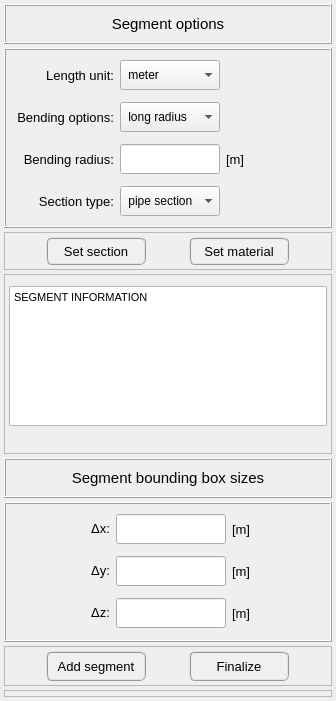
The window that pulse/interface/ui_files/model/geometry/add_widget.ui (open-pulse/OpenPulse) describes before a commit, drawn with Qt 5.
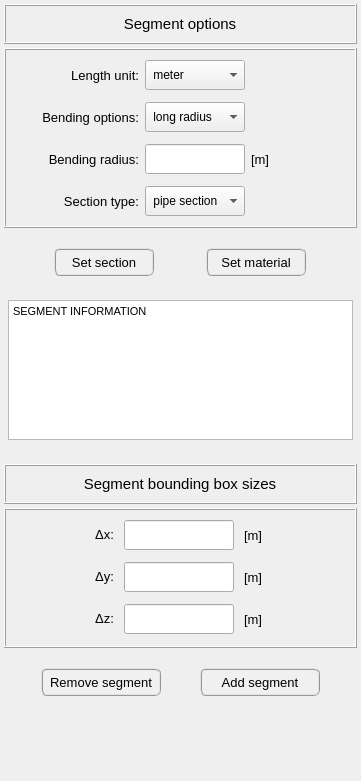
The same window after the commit.

Patch:
```diff
--- a/pulse/interface/ui_files/model/geometry/add_widget.ui
+++ b/pulse/interface/ui_files/model/geometry/add_widget.ui
@@ -6,8 +6,8 @@
    <rect>
     <x>0</x>
     <y>0</y>
-    <width>336</width>
-    <height>701</height>
+    <width>361</width>
+    <height>781</height>
    </rect>
   </property>
   <property name="windowTitle">
@@ -409,14 +409,20 @@
    </item>
    <item>
     <widget class="QFrame" name="frame_upper_buttons">
+     <property name="minimumSize">
+      <size>
+       <width>0</width>
+       <height>60</height>
+      </size>
+     </property>
      <property name="maximumSize">
       <size>
        <width>16777215</width>
-       <height>48</height>
+       <height>60</height>
       </size>
      </property>
      <property name="frameShape">
-      <enum>QFrame::StyledPanel</enum>
+      <enum>QFrame::NoFrame</enum>
      </property>
      <property name="frameShadow">
       <enum>QFrame::Raised</enum>
@@ -518,7 +524,7 @@
       </size>
      </property>
      <property name="frameShape">
-      <enum>QFrame::StyledPanel</enum>
+      <enum>QFrame::NoFrame</enum>
      </property>
      <property name="frameShadow">
       <enum>QFrame::Raised</enum>
@@ -912,14 +918,20 @@
    </item>
    <item>
     <widget class="QFrame" name="frame_bottom_buttons">
+     <property name="minimumSize">
+      <size>
+       <width>0</width>
+       <height>60</height>
+      </size>
+     </property>
      <property name="maximumSize">
       <size>
        <width>16777215</width>
-       <height>48</height>
+       <height>60</height>
       </size>
      </property>
      <property name="frameShape">
-      <enum>QFrame::StyledPanel</enum>
+      <enum>QFrame::NoFrame</enum>
      </property>
      <property name="frameShadow">
       <enum>QFrame::Raised</enum>
@@ -941,14 +953,53 @@
        <widget class="QPushButton" name="pushButton_add_segment">
         <property name="minimumSize">
          <size>
-          <width>100</width>
-          <height>30</height>
+          <width>120</width>
+          <height>28</height>
          </size>
         </property>
         <property name="maximumSize">
          <size>
-          <width>100</width>
-          <height>30</height>
+          <width>120</width>
+          <height>28</height>
+         </size>
+        </property>
+        <property name="font">
+         <font>
+          <family>MS Shell Dlg 2</family>
+          <pointsize>10</pointsize>
+          <weight>9</weight>
+          <italic>false</italic>
+          <bold>false</bold>
+         </font>
+        </property>
+        <property name="toolTip">
+         <string>&lt;html&gt;&lt;head/&gt;&lt;body&gt;&lt;p&gt;&lt;span style=&quot; font-weight:400;&quot;&gt;Press enter to create the segment&lt;/span&gt;&lt;/p&gt;&lt;/body&gt;&lt;/html&gt;</string>
+        </property>
+        <property name="styleSheet">
+         <string notr="true">QPushButton{border-radius: 6px; border-color: rgb(150, 150, 150); border-style: ridge; border-width: 2px; color: rgb(0, 0, 0); background-color: rgb(240, 240, 240); font: 75 10pt &quot;MS Shell Dlg 2&quot;}
+QPushButton:hover{border-radius: 6px; border-color: rgb(0, 170, 255); border-style: ridge; border-width: 2px; color: rgb(0, 0, 0); background-color: rgba(174, 213, 255, 100); font: 75 10pt &quot;MS Shell Dlg 2&quot;}
+QPushButton:pressed{border-radius: 6px; border-color: rgb(0, 170, 255); border-style: ridge; border-width: 3px; color: rgb(0, 0, 0); background-color: rgb(174, 213, 255); font: 75 10pt &quot;MS Shell Dlg 2&quot;}</string>
+        </property>
+        <property name="text">
+         <string>Remove segment</string>
+        </property>
+        <property name="shortcut">
+         <string>Return</string>
+        </property>
+       </widget>
+      </item>
+      <item row="0" column="1">
+       <widget class="QPushButton" name="pushButton_add_segment_2">
+        <property name="minimumSize">
+         <size>
+          <width>120</width>
+          <height>28</height>
+         </size>
+        </property>
+        <property name="maximumSize">
+         <size>
+          <width>120</width>
+          <height>28</height>
          </size>
         </property>
         <property name="font">
@@ -976,54 +1027,21 @@
         </property>
        </widget>
       </item>
-      <item row="0" column="1">
-       <widget class="QPushButton" name="pushButton_finalize">
-        <property name="minimumSize">
-         <size>
-          <width>100</width>
-          <height>30</height>
-         </size>
-        </property>
-        <property name="maximumSize">
-         <size>
-          <width>100</width>
-          <height>30</height>
-         </size>
-        </property>
-        <property name="font">
-         <font>
-          <family>MS Shell Dlg 2</family>
-          <pointsize>10</pointsize>
-          <weight>9</weight>
-          <italic>false</italic>
-          <bold>false</bold>
-         </font>
-        </property>
-        <property name="toolTip">
-         <string>&lt;html&gt;&lt;head/&gt;&lt;body&gt;&lt;p&gt;&lt;span style=&quot; font-weight:400;&quot;&gt;Press to finalize the geometry creation&lt;/span&gt;&lt;/p&gt;&lt;/body&gt;&lt;/html&gt;</string>
-        </property>
-        <property name="styleSheet">
-         <string notr="true">QPushButton{border-radius: 6px; border-color: rgb(150, 150, 150); border-style: ridge; border-width: 2px; color: rgb(0, 0, 0); background-color: rgb(240, 240, 240); font: 75 10pt &quot;MS Shell Dlg 2&quot;}
-QPushButton:hover{border-radius: 6px; border-color: rgb(0, 170, 255); border-style: ridge; border-width: 2px; color: rgb(0, 0, 0); background-color: rgba(174, 213, 255, 100); font: 75 10pt &quot;MS Shell Dlg 2&quot;}
-QPushButton:pressed{border-radius: 6px; border-color: rgb(0, 170, 255); border-style: ridge; border-width: 3px; color: rgb(0, 0, 0); background-color: rgb(174, 213, 255); font: 75 10pt &quot;MS Shell Dlg 2&quot;}</string>
-        </property>
-        <property name="text">
-         <string>Finalize</string>
-        </property>
-       </widget>
-      </item>
      </layout>
     </widget>
    </item>
    <item>
-    <widget class="QFrame" name="frame_5">
-     <property name="frameShape">
-      <enum>QFrame::StyledPanel</enum>
+    <spacer name="verticalSpacer">
+     <property name="orientation">
+      <enum>Qt::Vertical</enum>
      </property>
-     <property name="frameShadow">
-      <enum>QFrame::Raised</enum>
+     <property name="sizeHint" stdset="0">
+      <size>
+       <width>20</width>
+       <height>40</height>
+      </size>
      </property>
-    </widget>
+    </spacer>
    </item>
   </layout>
  </widget>
```
Left out of the diff: 8 changed lines with no effect on the pictures.
